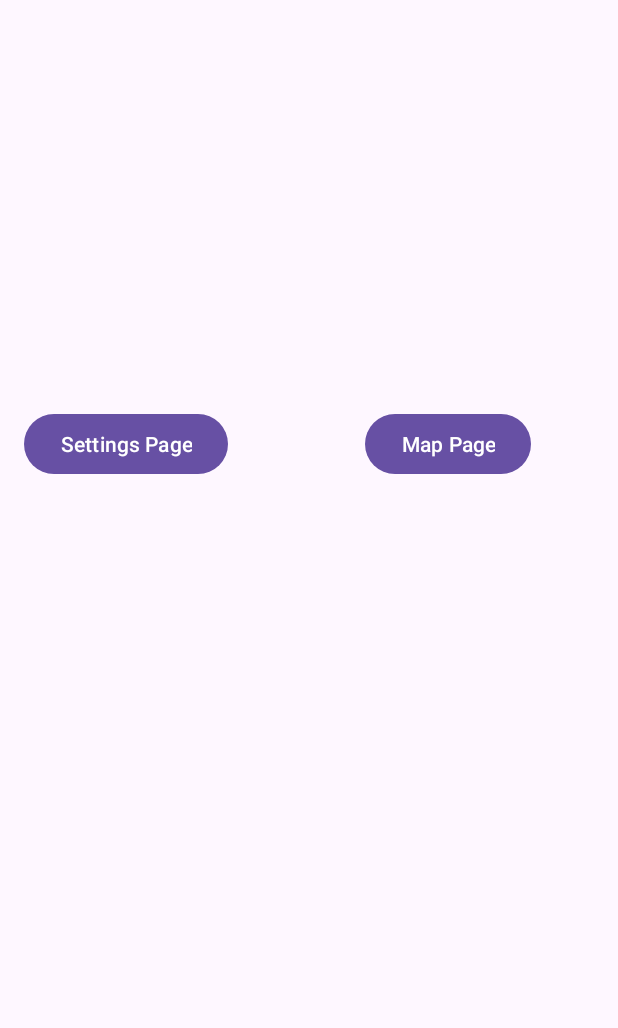
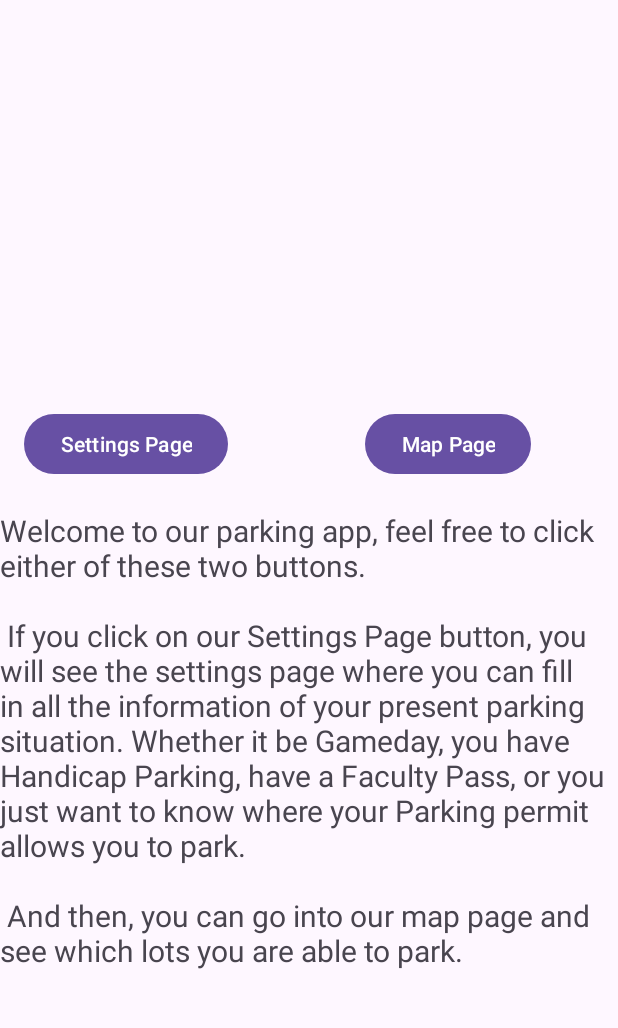
Before and after one commit to KrabbyPattyson/UMDParkingApp, an Android app: the screen it shows after launch (MainActivity), on a phone screen of 412 x 824 dp, the part 174-1202 px from its top. Run offline under Robolectric (Android 15) with nearby library versions, the phone set to English and light mode, and no system bars.

Commit message:
-John added about page textview on activity_main.xml

```diff
--- a/app/src/main/java/com/example/umdparkingapp/MainActivity.kt
+++ b/app/src/main/java/com/example/umdparkingapp/MainActivity.kt
@@ -4,12 +4,11 @@ import androidx.appcompat.app.AppCompatActivity
 import android.os.Bundle
 import android.content.Intent
 import android.util.Log
-import android.view.View
 import android.widget.Button
 
 
-private lateinit var buttonMap: Button
-private lateinit var buttonSettings: Button
+private lateinit var mapButtonClick: Button
+private lateinit var settingsButtonClick: Button
 class MainActivity : AppCompatActivity() {
     override fun onCreate(savedInstanceState: Bundle?) {
         super.onCreate(savedInstanceState)
@@ -30,11 +29,5 @@ class MainActivity : AppCompatActivity() {
             startActivity(intent)
             Log.w("MainActivity", "Sent to SettingsActivity view?")
         }
-    }/*
-    fun onMapClick(v:View){
-
     }
-    fun onSettingsClick(v:View){
-
-    }*/
 }
--- a/app/src/main/res/layout/activity_main.xml
+++ b/app/src/main/res/layout/activity_main.xml
@@ -7,6 +7,7 @@
     tools:context=".MainActivity">
 
     <TextView
+        android:id="@+id/textView2"
         android:layout_width="wrap_content"
         android:layout_height="wrap_content"
         android:text="UMD Parking App!"
@@ -15,8 +16,7 @@
         app:layout_constraintEnd_toEndOf="parent"
         app:layout_constraintStart_toStartOf="parent"
         app:layout_constraintTop_toTopOf="parent"
-        app:layout_constraintVertical_bias="0.093"
-        />
+        app:layout_constraintVertical_bias="0.093" />
 
     <Button
         android:id="@+id/buttonSettings"
@@ -39,4 +39,20 @@
         app:layout_constraintHorizontal_bias="0.808"
         app:layout_constraintStart_toStartOf="parent"
         app:layout_constraintTop_toTopOf="parent" />
+
+    <TextView
+        android:id="@+id/textView"
+        android:layout_width="wrap_content"
+        android:layout_height="wrap_content"
+        android:text="Welcome to our parking app, feel free to click either of these two buttons. \n\n
+If you click on our Settings Page button, you will see the settings page where you can fill in all the information of your present parking situation.
+Whether it be Gameday, you have Handicap Parking, have a Faculty Pass, or you just want to know where your Parking permit allows you to park.\n\n
+And then, you can go into our map page and see which lots you are able to park."
+        android:textSize="20sp"
+        app:layout_constraintBottom_toBottomOf="parent"
+        app:layout_constraintEnd_toEndOf="parent"
+        app:layout_constraintHorizontal_bias="0.0"
+        app:layout_constraintStart_toStartOf="parent"
+        app:layout_constraintTop_toBottomOf="@+id/textView2"
+        app:layout_constraintVertical_bias="0.848" />
 </androidx.constraintlayout.widget.ConstraintLayout>
```
